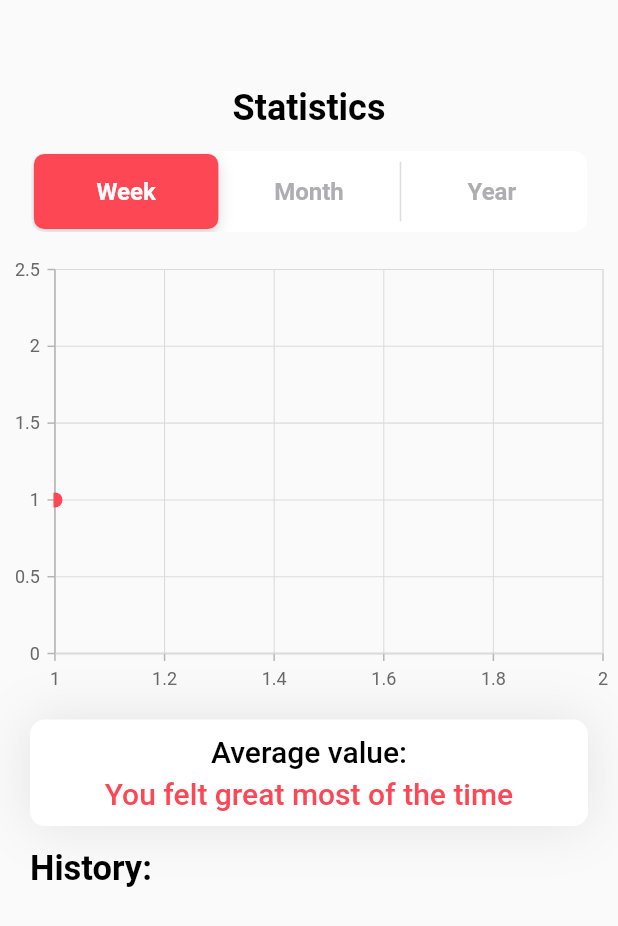
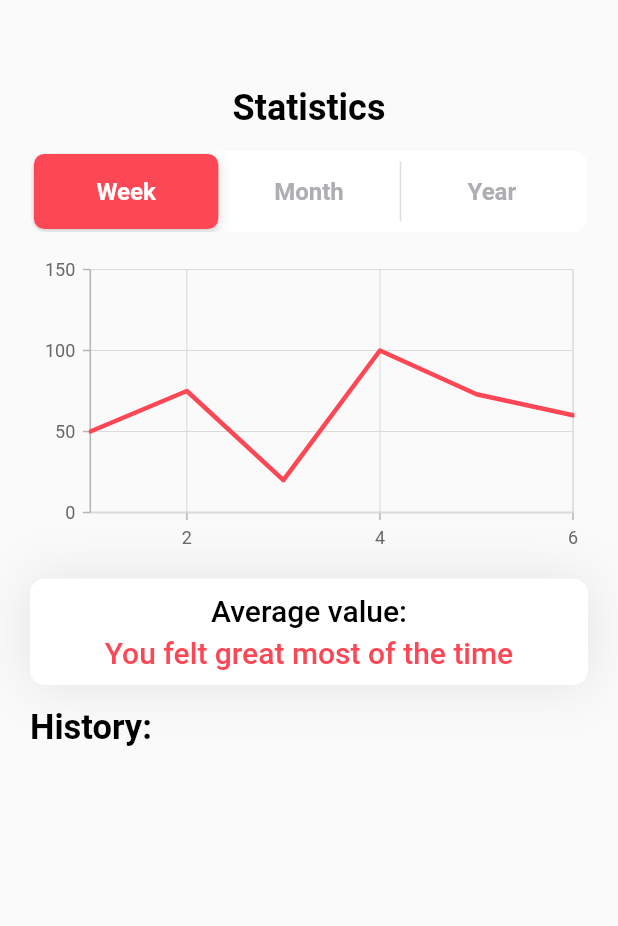
Before and after one commit to GhostuSs/heart_rate_bpm_meter, a Flutter app: the StatisticsScreen screen opened directly, on a phone screen of 412 x 824 dp. Shown: the top 926 px of the screen. Run offline on Flutter 3.47's test engine with Material 2 defaults, Android fonts, the phone set to English and light mode, and no system bars; our stand-ins replace flutter_rating_bar, page_transition, shared_preferences, syncfusion_flutter_charts; accounts and stored records are empty; Roboto replaces fonts that are missing (OpenSans-Regular).

Commit message:
'syncfusion chart works'

```diff
--- a/lib/presentation/screens/measurement/result_screen.dart
+++ b/lib/presentation/screens/measurement/result_screen.dart
@@ -125,6 +125,7 @@ class _ResultScreen extends State<ResultScreen>{
                 onChanged:(value){
                   sliderValue=value;
                   setState(() {
+                    context.read<Data>().feelings=sliderValue.roundToDouble();
                   });
                 },
               ),
@@ -162,8 +163,10 @@ class _ResultScreen extends State<ResultScreen>{
     );
   }
   onPressed(){
+    print(context.read<Data>().measurePoints);
+    print(context.read<Data>().feelings);
     context.read<HistoryList>().dataList.add(context.read<Data>());
-    print('now the list is ${context.read<HistoryList>().dataList}');
+    print('now the list is ${context.read<HistoryList>().dataList.last.measurePoints}');
     Navigator.push(context,PageTransition(
         child: const StartScreen(), type: PageTransitionType.rightToLeft));
   }
@@ -180,7 +183,7 @@ class _HeartWidgetState extends State<HeartWidget> {
   Widget build(BuildContext context) {
     return Scaffold(
       appBar: AppBar(
-        title: Text('Testing'),
+        title: const Text('Testing'),
       ),
       body: Center(
         child: CustomPaint(
--- a/lib/presentation/screens/measurement/start_screen.dart
+++ b/lib/presentation/screens/measurement/start_screen.dart
@@ -2,7 +2,6 @@ import 'dart:async';
 
 import 'package:flutter/material.dart';
 import 'package:heart_rate_bpm_meter/data/data.dart';
-import 'package:heart_rate_bpm_meter/data/history.dart';
 import 'package:heart_rate_bpm_meter/data/pulse_worker.dart';
 import 'package:heart_rate_bpm_meter/presentation/components/measurement/start_button.dart';
 import 'package:heart_rate_bpm_meter/presentation/screens/measurement/result_screen.dart';
--- a/lib/presentation/screens/statistics/statistics_screen.dart
+++ b/lib/presentation/screens/statistics/statistics_screen.dart
@@ -1,12 +1,9 @@
-import 'dart:convert';
 
 import 'package:flutter/cupertino.dart';
 import 'package:flutter/material.dart';
-import 'package:heart_rate_bpm_meter/data/data.dart';
 import 'package:heart_rate_bpm_meter/data/history.dart';
 import 'package:heart_rate_bpm_meter/data/ui-settings/colors_palette.dart';
 import 'package:provider/src/provider.dart';
-import 'package:shared_preferences/shared_preferences.dart';
 import 'package:syncfusion_flutter_charts/charts.dart';
 
 class StatisticsScreen extends StatefulWidget {
@@ -19,8 +16,10 @@ class StatisticsScreen extends StatefulWidget {
 
 class _StatisticsScreen extends State<StatisticsScreen> {
   List<Widget>? historyList;
+  late List<PulseData> _chartData;
   @override
   void initState() {
+    _chartData=getChartData();
     super.initState();
   }
 
@@ -52,14 +51,20 @@ class _StatisticsScreen extends State<StatisticsScreen> {
             const SizedBox(height: 15),
             const RawSegmented(), //segmented
             const SizedBox(height: 15),
-            SfCartesianChart(series: <ChartSeries>[
-              LineSeries<int, int>(
-                  color: kRed,
-                  width:10,
-                  xValueMapper: (datum, _) =>1,
-                  yValueMapper: (datum, _) => 1,
-                  dataSource: [0,0])
-            ]),
+            Container(
+              padding: const EdgeInsets.symmetric(horizontal: 20),
+              height: height*0.25,
+              child: SfCartesianChart(
+                  enableAxisAnimation: true,
+                  series: <ChartSeries>[
+                LineSeries<PulseData,double>(
+                    color: kRed,
+                    width:3,
+                    xValueMapper: (PulseData data, _) =>data.day,
+                    yValueMapper: (PulseData data, _) => data.pulseValue,
+                    dataSource: _chartData)
+              ]),
+            ),
             Padding(
               padding: const EdgeInsets.symmetric(horizontal: 20,vertical: 10),
               child: Container(
@@ -129,6 +134,23 @@ class _StatisticsScreen extends State<StatisticsScreen> {
       ),
     );
   }
+  List<PulseData> getChartData(){
+    List<PulseData> chartData = [
+      PulseData(1, 50),
+      PulseData(2, 75),
+      PulseData(3, 20),
+      PulseData(4, 100),
+      PulseData(5, 73),
+      PulseData(6, 60),
+    ];
+    return chartData;
+  }
+}
+
+class PulseData{
+  final double day;
+  final double pulseValue;
+  PulseData(this.day,this.pulseValue);
 }
 
 class RawSegmented extends StatefulWidget {
@@ -273,10 +295,10 @@ class _HistoryCard extends State<HistoryCard> {
                         borderRadius: BorderRadius.circular(10)
                     ),
                     padding: const EdgeInsets.symmetric(vertical: 12,horizontal: 50),
-                    child: const Center(
+                    child: Center(
                         child: Text(
-                            ' 92% ',
-                          style: TextStyle(
+                            ' ${context.read<HistoryList>().dataList.first.feelings.round()}% ',
+                          style: const TextStyle(
                             color: kWhite,
                             fontSize: 16,
                             fontFamily: 'OpenSans-Regular',
```
